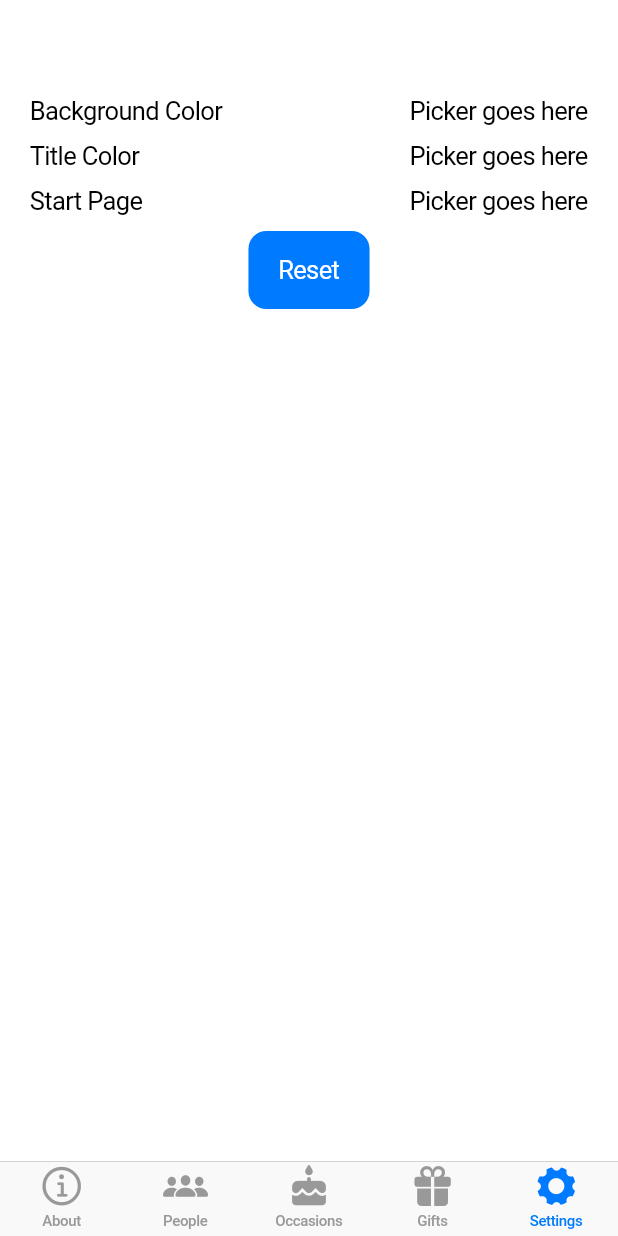
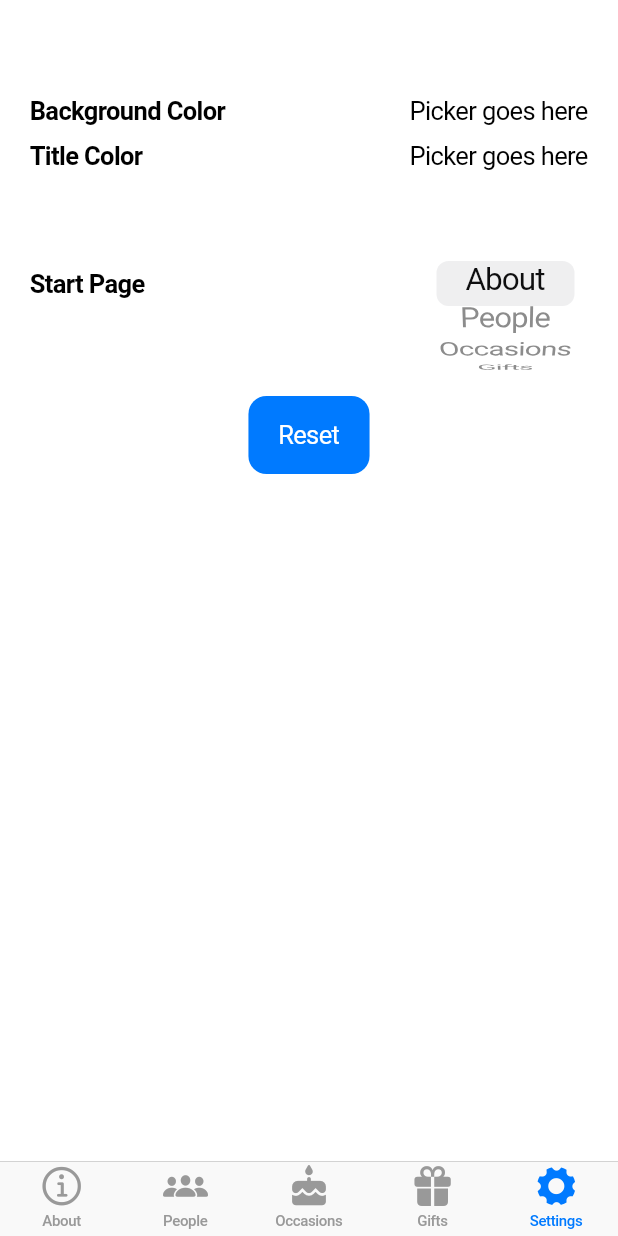
Before and after one commit to mvolkmann/flutter-gift-track, a Flutter app: the screen it shows after launch, item 5 of the bottom bar chosen, on a phone screen of 412 x 824 dp. Run offline on Flutter 3.47's test engine with Material 2 defaults, Android fonts, the phone set to English and light mode, and no system bars; our stand-ins replace geolocator, google_maps_flutter, image_picker, modal_bottom_sheet, sqflite; missing offline and left inert: cupertino_list_tile, just_debounce_it; accounts and stored records are empty.

Commit message:
SettingsPage progress

```diff
--- a/lib/pages/gifts_page.dart
+++ b/lib/pages/gifts_page.dart
@@ -1,5 +1,5 @@
 import 'package:flutter/cupertino.dart';
-import 'package:flutter/material.dart';
+import 'package:flutter/material.dart' show Scaffold;
 import 'package:provider/provider.dart';
 
 import './gift_page.dart';
@@ -58,7 +58,7 @@ class _GiftsPageState extends State<GiftsPage> {
             return Text('Error fetching data: ${snapshot.error}');
           }
           if (snapshot.connectionState != ConnectionState.done) {
-            return CircularProgressIndicator();
+            return CupertinoActivityIndicator();
           }
 
           return Column(
--- a/lib/pages/occasions_page.dart
+++ b/lib/pages/occasions_page.dart
@@ -1,5 +1,5 @@
 import 'package:flutter/cupertino.dart';
-import 'package:flutter/material.dart';
+import 'package:flutter/material.dart' show Scaffold;
 import 'package:provider/provider.dart';
 
 import './my_page.dart';
@@ -49,7 +49,7 @@ class OccasionsPage extends StatelessWidget {
               );
             },
           )
-        : CircularProgressIndicator();
+        : CupertinoActivityIndicator();
 
     return Scaffold(
       floatingActionButton: MyFab(icon: CupertinoIcons.add, onPressed: _add),
--- a/lib/pages/people_page.dart
+++ b/lib/pages/people_page.dart
@@ -1,5 +1,5 @@
 import 'package:flutter/cupertino.dart';
-import 'package:flutter/material.dart';
+import 'package:flutter/material.dart' show Scaffold;
 import 'package:provider/provider.dart';
 
 import './my_page.dart';
@@ -49,7 +49,7 @@ class PeoplePage extends StatelessWidget {
               );
             },
           )
-        : CircularProgressIndicator();
+        : CupertinoActivityIndicator();
 
     return Scaffold(
       floatingActionButton: MyFab(icon: CupertinoIcons.add, onPressed: _add),
--- a/lib/pages/settings_page.dart
+++ b/lib/pages/settings_page.dart
@@ -14,6 +14,9 @@ class SettingsPage extends StatefulWidget {
 }
 
 class _SettingsPageState extends State<SettingsPage> {
+  static const pages = ['About', 'People', 'Occasions', 'Gifts', 'Settings'];
+  var selectedPage = 'About';
+
   @override
   Widget build(BuildContext context) {
     return MyPage(
@@ -23,27 +26,36 @@ class _SettingsPageState extends State<SettingsPage> {
   }
 
   Widget buildBody(BuildContext context) {
+    final picker = CupertinoPicker(
+      children: pages.map((page) => Text(page)).toList(),
+      itemExtent: 30,
+      onSelectedItemChanged: (index) {
+        setState(() => selectedPage = pages[index]);
+      },
+    );
+    final textStyle = TextStyle(fontWeight: FontWeight.bold);
+
     return Column(
       children: [
         Row(
           mainAxisAlignment: MainAxisAlignment.spaceBetween,
           children: [
-            Text('Background Color'),
+            Text('Background Color', style: textStyle),
             Text('Picker goes here'),
           ],
         ),
         Row(
           mainAxisAlignment: MainAxisAlignment.spaceBetween,
           children: [
-            Text('Title Color'),
+            Text('Title Color', style: textStyle),
             Text('Picker goes here'),
           ],
         ),
         Row(
           mainAxisAlignment: MainAxisAlignment.spaceBetween,
           children: [
-            Text('Start Page'),
-            Text('Picker goes here'),
+            Text('Start Page', style: textStyle),
+            SizedBox(child: picker, height: 130, width: 110),
           ],
         ),
         MyButton(
```
